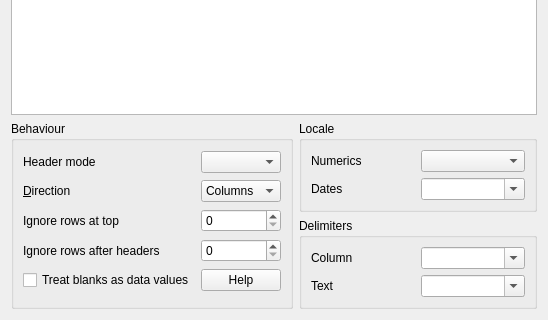
Above: ui/import_csv.ui from veusz/veusz before the change; both pictures show x 0 to 548 and y 171 to 491 of the 548 by 491 pixel window. Below: the same form after it.
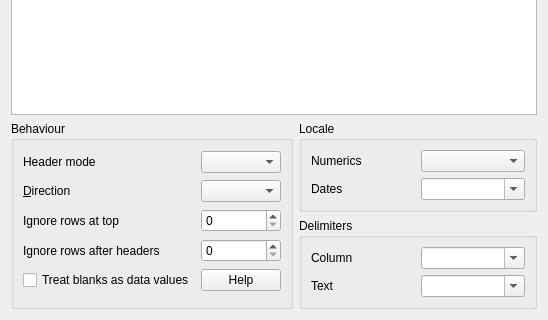
That is the form after the change. Custom widgets are drawn as their Qt base class.

Commit message: Fix direction combo in import dialog for csv files

Diff of the .ui file:
```diff
--- a/ui/import_csv.ui
+++ b/ui/import_csv.ui
@@ -67,16 +67,6 @@
           <property name="toolTip">
            <string>Are the data arranged in columns or rows?</string>
           </property>
-          <item>
-           <property name="text">
-            <string>Columns</string>
-           </property>
-          </item>
-          <item>
-           <property name="text">
-            <string>Rows</string>
-           </property>
-          </item>
          </widget>
         </item>
         <item row="2" column="0">
```
The commit also changes 2 other files.
